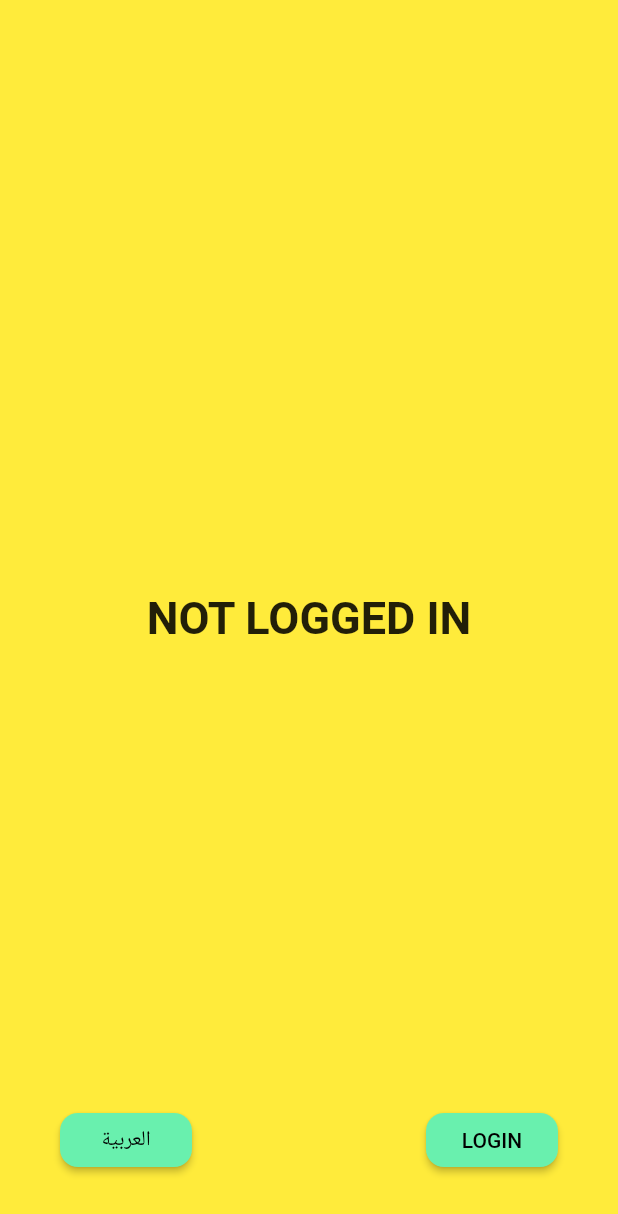
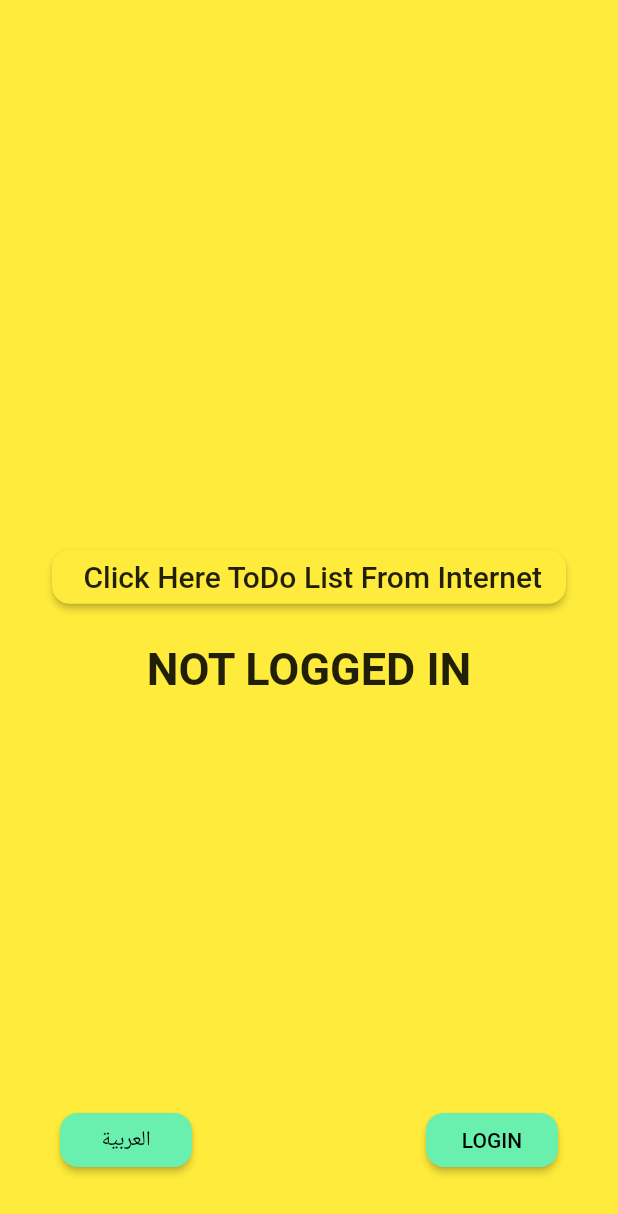
Before and after one commit to Nagy25/flutter_kortobaa_test, a Flutter app: the screen it shows after launch, on a phone screen of 412 x 824 dp. Shown: the top 1214 px of the screen. Run offline on Flutter 3.47's test engine with Material 2 defaults, Android fonts, the phone set to English and light mode, and no system bars; our stand-ins replace dio, flutter_translate, shared_preferences; generated files the repository leaves out were written again.

Commit message:
repository pattern  todo list from api

```diff
--- a/lib/blocs/models/index.dart
+++ b/lib/blocs/models/index.dart
@@ -1,2 +1 @@
-export 'todos.dart' ;
-export 'todo.dart' ;
+export 'to_do.dart';
--- a/lib/blocs/models/todo.dart
+++ b/lib/blocs/models/to_do.dart
@@ -1,16 +1,16 @@
 import 'package:json_annotation/json_annotation.dart';
 
-part 'todo.g.dart';
+part 'to_do.g.dart';
 
 @JsonSerializable()
-class Todo {
-    Todo();
+class ToDo {
+    ToDo();
 
     num userId;
     num id;
     String title;
     bool completed;
 
-    factory Todo.fromJson(Map<String,dynamic> json) => _$TodoFromJson(json);
+    factory ToDo.fromJson(Map<String,dynamic> json) => _$TodoFromJson(json);
     Map<String, dynamic> toJson() => _$TodoToJson(this);
 }
--- /dev/null
+++ b/lib/data/remote/controllers/todo_controller.dart
@@ -0,0 +1,14 @@
+import 'package:flutter_kortobaa_test/blocs/models/to_do.dart';
+import 'package:flutter_kortobaa_test/data/remote/interfaces/i_todo_repository.dart';
+import 'package:flutter_kortobaa_test/data/remote/interfaces/todo_repository.dart';
+import 'package:dio/dio.dart';
+
+
+class ToDoController{
+  final IToDoRepository _todoRepository = ToDoRepository(Dio());
+
+  Future<List<ToDo>> fetchToDos(){
+    return _todoRepository.getAllToDos();
+  }
+
+}
--- /dev/null
+++ b/lib/data/remote/interfaces/i_todo_repository.dart
@@ -0,0 +1,7 @@
+
+import 'package:flutter_kortobaa_test/blocs/models/to_do.dart';
+
+abstract class IToDoRepository{
+
+  Future<List<ToDo>> getAllToDos();
+}
--- /dev/null
+++ b/lib/data/remote/interfaces/todo_repository.dart
@@ -0,0 +1,24 @@
+
+import 'package:flutter_kortobaa_test/blocs/models/to_do.dart';
+import 'package:flutter_kortobaa_test/data/remote/interfaces/i_todo_repository.dart';
+import 'package:dio/dio.dart';
+
+class ToDoRepository implements IToDoRepository{
+
+  final Dio _dio;
+
+  ToDoRepository(this._dio);
+
+  @override
+  Future<List<ToDo>> getAllToDos()  async{
+    List<ToDo> todos = [];
+     var response = await  _dio.get("https://jsonplaceholder.typicode.com/todos");
+
+     response.data.map((todo){
+       todos.add(ToDo.fromJson(todo));
+     }).toList();
+
+     return todos;
+  }
+
+}
--- a/lib/ui/screens/home_screen/home_screen.dart
+++ b/lib/ui/screens/home_screen/home_screen.dart
@@ -1,5 +1,6 @@
 import 'package:flutter/material.dart';
 import 'package:flutter_kortobaa_test/blocs/providers/user_view_model.dart';
+import 'package:flutter_kortobaa_test/ui/screens/todos_screen/to_do_list_screen.dart';
 import 'package:flutter_translate/flutter_translate.dart';
 import 'package:flutter_translate/localized_app.dart';
 import 'package:provider/provider.dart';
@@ -22,12 +23,20 @@ class _HomeScreenState extends State<HomeScreen> {
         color: userViewModel.isLoggedIn ? Colors.greenAccent : Colors.yellow,
         child: Stack(children: [
           Center(
-              child: Text(
-                userViewModel.isLoggedIn
-                    ? translate("welcome")+" ${userViewModel.name}"
-                    : translate('not_logged'),
-                style: TextStyle(fontWeight: FontWeight.bold, fontSize: 30),
+              child: Column(
+                mainAxisAlignment: MainAxisAlignment.center,
+                children: [
+                  _toDoBtn(),
+                  SizedBox(height: 20,),
+                  Text(
+                    userViewModel.isLoggedIn
+                        ? translate("welcome")+" ${userViewModel.name}"
+                        : translate('not_logged'),
+                    style: TextStyle(fontWeight: FontWeight.bold, fontSize: 30),
+                  ),
+                ],
               )),
+
           Align(
             alignment: Alignment.bottomRight,
             child: Container(
@@ -46,6 +55,21 @@ class _HomeScreenState extends State<HomeScreen> {
           )
         ]),
       ),
+    );
+  }
+
+  Widget _toDoBtn(){
+    return RaisedButton(
+      color: Colors.yellow,
+      elevation: 2,
+      shape: RoundedRectangleBorder(
+          borderRadius: BorderRadius.circular(12.0)),
+      child: Text(' Click Here ToDo List From Internet',style: TextStyle(fontSize: 20),),
+      onPressed: (){
+        Navigator.push(context, MaterialPageRoute(
+            builder: (context)=>ToDosScreen()
+        ));
+      },
     );
   }
 
```
Also changed, not shown: lib/blocs/models/todos.dart (deleted, +0 -13 lines), lib/ui/screens/todos_screen/to_do_list_screen.dart (added, +35 -0 lines), lib/blocs/models/to_do.g.dart, lib/blocs/models/todos.g.dart (deleted).
